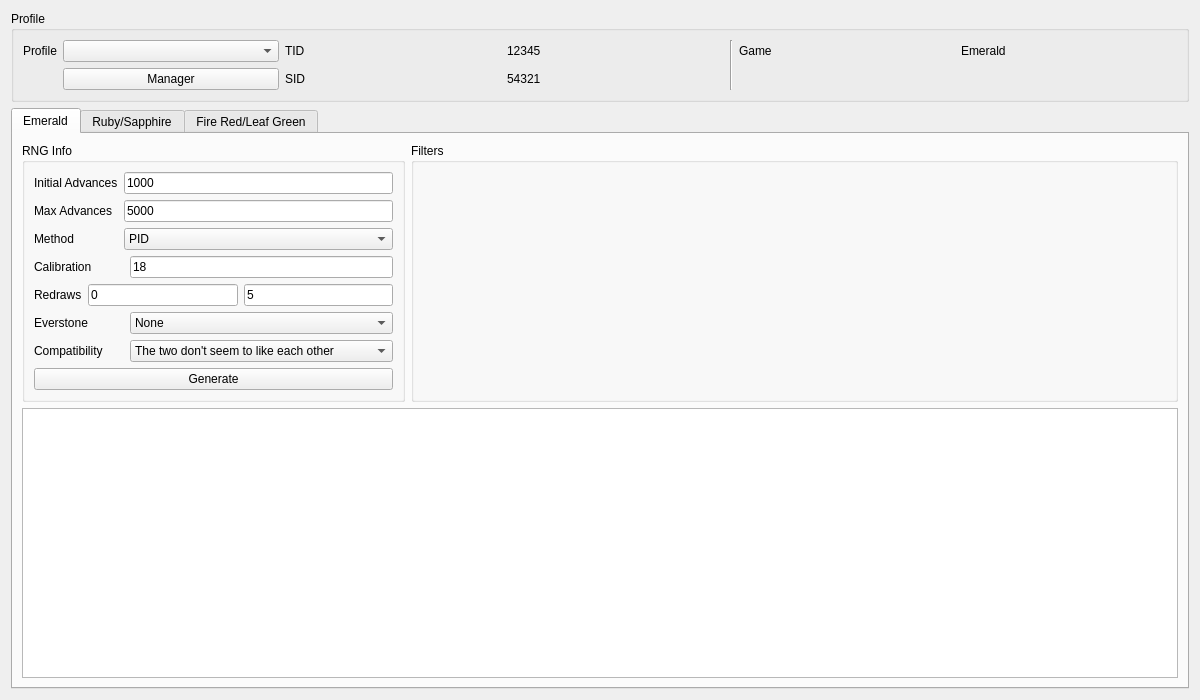
Qt form Forms/Gen3/Eggs3.ui (Admiral-Fish/PokeFinder) before a commit.
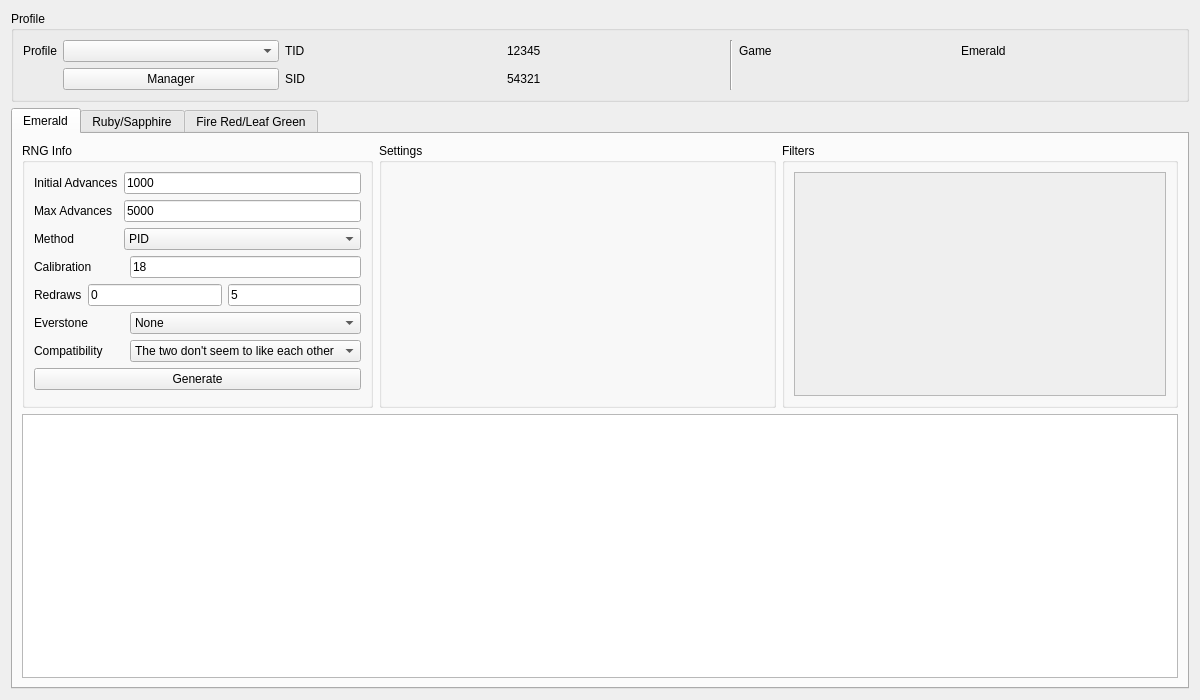
The same form after that commit. Custom widgets are drawn as their Qt base class.

Patch:
```diff
--- a/Forms/Gen3/Eggs3.ui
+++ b/Forms/Gen3/Eggs3.ui
@@ -107,46 +107,9 @@
       <attribute name="title">
        <string>Emerald</string>
       </attribute>
-      <layout class="QGridLayout" name="gridLayout_5">
-       <item row="1" column="0" colspan="2">
-        <widget class="TableView" name="tableViewEmerald">
-         <property name="sizePolicy">
-          <sizepolicy hsizetype="Expanding" vsizetype="Expanding">
-           <horstretch>1</horstretch>
-           <verstretch>0</verstretch>
-          </sizepolicy>
-         </property>
-         <property name="contextMenuPolicy">
-          <enum>Qt::CustomContextMenu</enum>
-         </property>
-         <attribute name="verticalHeaderVisible">
-          <bool>false</bool>
-         </attribute>
-        </widget>
-       </item>
-       <item row="0" column="1">
-        <widget class="QGroupBox" name="groupBoxEmeraldIVs">
-         <property name="sizePolicy">
-          <sizepolicy hsizetype="Preferred" vsizetype="Preferred">
-           <horstretch>2</horstretch>
-           <verstretch>0</verstretch>
-          </sizepolicy>
-         </property>
-         <property name="title">
-          <string>Filters</string>
-         </property>
-         <layout class="QGridLayout" name="gridLayout_4">
-          <item row="1" column="0" colspan="2">
-           <widget class="EggSettings" name="eggSettingsEmerald" native="true"/>
-          </item>
-          <item row="0" column="0" colspan="2">
-           <widget class="Filter" name="filterEmerald" native="true"/>
-          </item>
-         </layout>
-        </widget>
-       </item>
+      <layout class="QGridLayout" name="gridLayout_17">
        <item row="0" column="0">
-        <widget class="QGroupBox" name="groupBoxEmeraldPID">
+        <widget class="QGroupBox" name="groupBoxEmeraldRNGInfo">
          <property name="sizePolicy">
           <sizepolicy hsizetype="Preferred" vsizetype="Preferred">
            <horstretch>1</horstretch>
@@ -349,6 +312,80 @@
          </layout>
         </widget>
        </item>
+       <item row="0" column="1">
+        <widget class="QGroupBox" name="groupBoxEmeraldSettings">
+         <property name="sizePolicy">
+          <sizepolicy hsizetype="Preferred" vsizetype="Preferred">
+           <horstretch>2</horstretch>
+           <verstretch>0</verstretch>
+          </sizepolicy>
+         </property>
+         <property name="title">
+          <string>Settings</string>
+         </property>
+         <layout class="QGridLayout" name="gridLayout_5">
+          <item row="0" column="0">
+           <widget class="EggSettings" name="eggSettingsEmerald" native="true"/>
+          </item>
+         </layout>
+        </widget>
+       </item>
+       <item row="0" column="2">
+        <widget class="QGroupBox" name="groupBoxEmeraldFilters">
+         <property name="sizePolicy">
+          <sizepolicy hsizetype="Preferred" vsizetype="Preferred">
+           <horstretch>2</horstretch>
+           <verstretch>0</verstretch>
+          </sizepolicy>
+         </property>
+         <property name="title">
+          <string>Filters</string>
+         </property>
+         <layout class="QGridLayout" name="gridLayout_4">
+          <item row="0" column="0">
+           <widget class="QScrollArea" name="scrollArea">
+            <property name="widgetResizable">
+             <bool>true</bool>
+            </property>
+            <property name="alignment">
+             <set>Qt::AlignCenter</set>
+            </property>
+            <widget class="QWidget" name="scrollAreaWidgetContents">
+             <property name="geometry">
+              <rect>
+               <x>0</x>
+               <y>0</y>
+               <width>387</width>
+               <height>225</height>
+              </rect>
+             </property>
+             <layout class="QGridLayout" name="gridLayout_14">
+              <item row="0" column="0">
+               <widget class="Filter" name="filterEmerald" native="true"/>
+              </item>
+             </layout>
+            </widget>
+           </widget>
+          </item>
+         </layout>
+        </widget>
+       </item>
+       <item row="1" column="0" colspan="3">
+        <widget class="TableView" name="tableViewEmerald">
+         <property name="sizePolicy">
+          <sizepolicy hsizetype="Expanding" vsizetype="Expanding">
+           <horstretch>1</horstretch>
+           <verstretch>0</verstretch>
+          </sizepolicy>
+         </property>
+         <property name="contextMenuPolicy">
+          <enum>Qt::CustomContextMenu</enum>
+         </property>
+         <attribute name="verticalHeaderVisible">
+          <bool>false</bool>
+         </attribute>
+        </widget>
+       </item>
       </layout>
      </widget>
      <widget class="QWidget" name="tabRS">
@@ -771,16 +808,16 @@
    <extends>QLineEdit</extends>
    <header>Forms/Controls/TextBox.hpp</header>
   </customwidget>
-  <customwidget>
-   <class>TableView</class>
-   <extends>QTableView</extends>
-   <header>Forms/Controls/TableView.hpp</header>
-  </customwidget>
   <customwidget>
    <class>ComboBox</class>
    <extends>QComboBox</extends>
    <header>Forms/Controls/ComboBox.hpp</header>
   </customwidget>
+  <customwidget>
+   <class>TableView</class>
+   <extends>QTableView</extends>
+   <header>Forms/Controls/TableView.hpp</header>
+  </customwidget>
   <customwidget>
    <class>Filter</class>
    <extends>QWidget</extends>
```
Left out of the diff: 68 changed lines with no effect on the pictures.
